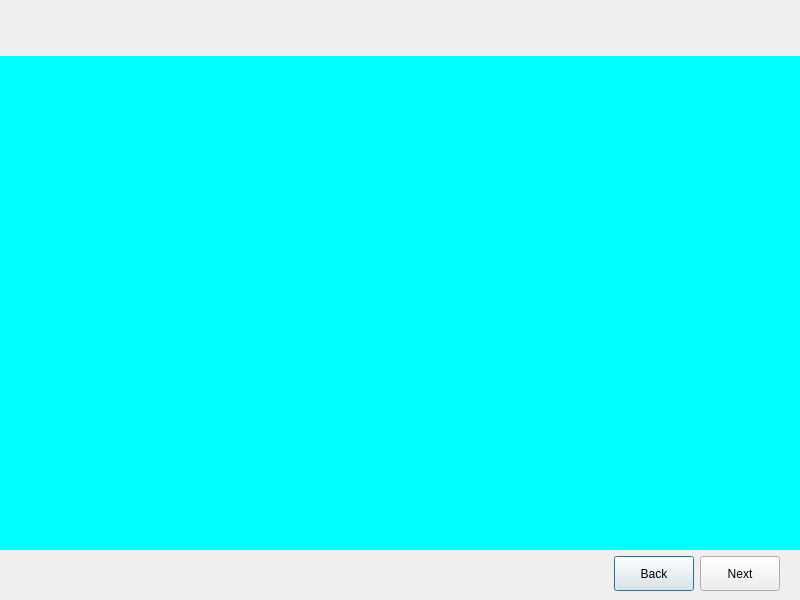
Above: ui/wizard/wizard_setting.ui from 15903016222/Voice before the change. Below: the same form after it.
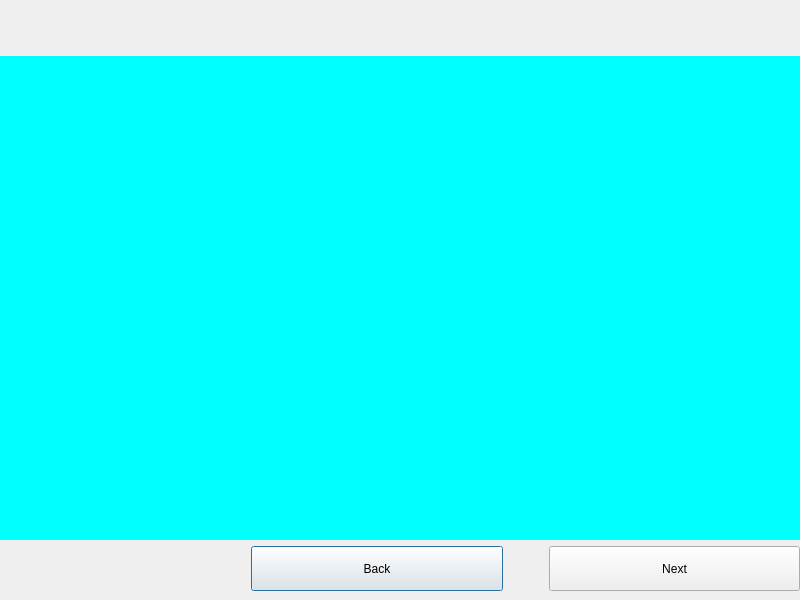
That is the form after the change. Custom widgets are drawn as their Qt base class.

Commit message: 修改：修改界面布局

```diff
--- a/ui/wizard/wizard_setting.ui
+++ b/ui/wizard/wizard_setting.ui
@@ -100,9 +100,9 @@
     </layout>
    </item>
    <item>
-    <layout class="QHBoxLayout" name="btnHorizontalLayout" stretch="0,0">
+    <layout class="QHBoxLayout" name="btnHorizontalLayout" stretch="1,1,0,1">
      <property name="rightMargin">
-      <number>20</number>
+      <number>0</number>
      </property>
      <item>
       <spacer name="horizontalSpacer">
@@ -118,13 +118,17 @@
       </spacer>
      </item>
      <item>
-      <layout class="QHBoxLayout" name="horizontalLayout">
-       <item>
         <widget class="QPushButton" name="backBtn">
+       <property name="sizePolicy">
+        <sizepolicy hsizetype="Preferred" vsizetype="Preferred">
+         <horstretch>0</horstretch>
+         <verstretch>0</verstretch>
+        </sizepolicy>
+       </property>
          <property name="minimumSize">
           <size>
            <width>0</width>
-           <height>35</height>
+         <height>45</height>
           </size>
          </property>
          <property name="text">
@@ -132,20 +136,37 @@
          </property>
         </widget>
        </item>
+     <item>
+      <spacer name="horizontalSpacer_2">
+       <property name="orientation">
+        <enum>Qt::Horizontal</enum>
+       </property>
+       <property name="sizeHint" stdset="0">
+        <size>
+         <width>40</width>
+         <height>20</height>
+        </size>
+       </property>
+      </spacer>
+     </item>
        <item>
         <widget class="QPushButton" name="nextBtn">
+       <property name="sizePolicy">
+        <sizepolicy hsizetype="Preferred" vsizetype="Preferred">
+         <horstretch>0</horstretch>
+         <verstretch>0</verstretch>
+        </sizepolicy>
+       </property>
          <property name="minimumSize">
           <size>
            <width>0</width>
-           <height>35</height>
+         <height>45</height>
           </size>
          </property>
          <property name="text">
           <string>Next</string>
          </property>
         </widget>
-       </item>
-      </layout>
      </item>
     </layout>
    </item>
```
Lines whose indentation alone changed are shown as unchanged. The commit also changes 6 other files.
